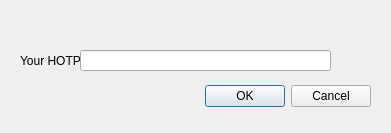
The window that PC software/CryptoStickGUI/hotpdialog.ui (Nitrokey/nitrokey-pro-firmware) describes before a commit, drawn with Qt 5.
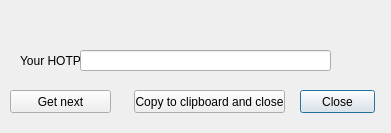
The same window after the commit.

```diff
--- a/PC software/CryptoStickGUI/hotpdialog.ui
+++ b/PC software/CryptoStickGUI/hotpdialog.ui
@@ -13,22 +13,6 @@
   <property name="windowTitle">
    <string>Dialog</string>
   </property>
-  <widget class="QDialogButtonBox" name="buttonBox">
-   <property name="geometry">
-    <rect>
-     <x>30</x>
-     <y>80</y>
-     <width>341</width>
-     <height>32</height>
-    </rect>
-   </property>
-   <property name="orientation">
-    <enum>Qt::Horizontal</enum>
-   </property>
-   <property name="standardButtons">
-    <set>QDialogButtonBox::Cancel|QDialogButtonBox::Ok</set>
-   </property>
-  </widget>
   <widget class="QLineEdit" name="lineEdit">
    <property name="geometry">
     <rect>
@@ -52,6 +36,45 @@
     <string>Your HOTP:</string>
    </property>
   </widget>
+  <widget class="QPushButton" name="cancelButton">
+   <property name="geometry">
+    <rect>
+     <x>300</x>
+     <y>90</y>
+     <width>75</width>
+     <height>23</height>
+    </rect>
+   </property>
+   <property name="text">
+    <string>Close</string>
+   </property>
+  </widget>
+  <widget class="QPushButton" name="clipboardButton">
+   <property name="geometry">
+    <rect>
+     <x>134</x>
+     <y>90</y>
+     <width>151</width>
+     <height>23</height>
+    </rect>
+   </property>
+   <property name="text">
+    <string>Copy to clipboard and close</string>
+   </property>
+  </widget>
+  <widget class="QPushButton" name="nextButton">
+   <property name="geometry">
+    <rect>
+     <x>10</x>
+     <y>90</y>
+     <width>101</width>
+     <height>23</height>
+    </rect>
+   </property>
+   <property name="text">
+    <string>Get next</string>
+   </property>
+  </widget>
  </widget>
  <resources/>
  <connections>
```
Left out of the diff: 31 changed lines with no effect on the pictures.
